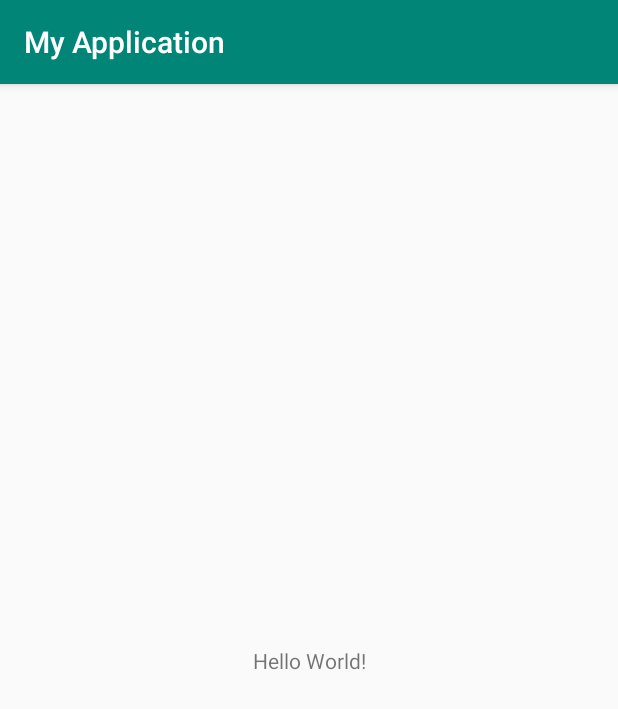
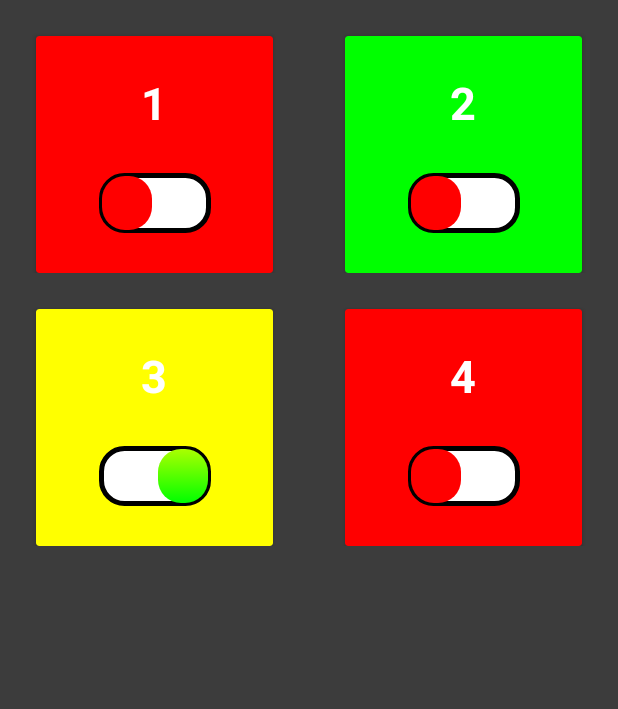
Before and after one commit to Maarten1999/LinuxDomotica, an Android app: the screen it shows after launch (MainActivity), on a phone screen of 412 x 824 dp. Shown: the top 709 px of the screen. Run offline under Robolectric (Android 15) with nearby library versions, the phone set to English and light mode, and no system bars; our stand-ins replace Volley.

Commit message:
[Added] Basic app

```diff
--- /dev/null
+++ b/App/app/src/main/java/com/mpapps/myapplication/Activities/LightRecyclerviewAdapter.java
@@ -0,0 +1,96 @@
+package com.mpapps.myapplication.Activities;
+
+import android.annotation.SuppressLint;
+import android.content.Context;
+import android.support.annotation.NonNull;
+import android.support.v7.widget.CardView;
+import android.support.v7.widget.RecyclerView;
+import android.view.LayoutInflater;
+import android.view.View;
+import android.view.ViewGroup;
+import android.widget.Switch;
+import android.widget.TextView;
+
+import com.mpapps.myapplication.Models.CardColor;
+import com.mpapps.myapplication.Models.LightModel;
+import com.mpapps.myapplication.R;
+import com.mpapps.myapplication.ViewModels.MainActivityVM;
+
+public class LightRecyclerviewAdapter extends RecyclerView.Adapter<LightRecyclerviewAdapter.ViewHolder>
+{
+    private LayoutInflater mInflater;
+    private MainActivityVM viewModel;
+    private ItemOnClickListener listener;
+
+    public LightRecyclerviewAdapter(Context ctx, MainActivityVM viewModel)
+    {
+        this.mInflater = LayoutInflater.from(ctx);
+        this.viewModel = viewModel;
+    }
+
+    @NonNull
+    @Override
+    public ViewHolder onCreateViewHolder(@NonNull ViewGroup viewGroup, int i)
+    {
+        View view = mInflater.inflate(R.layout.recyclerview_item_light, viewGroup, false);
+        return new ViewHolder(view);
+    }
+
+    @Override
+    public void onBindViewHolder(@NonNull ViewHolder viewHolder, int i)
+    {
+        LightModel lightModel = viewModel.getLights().getValue().get(i);
+        viewHolder.cardView.setCardBackgroundColor(CardColor.valueOf(lightModel.getColor().toUpperCase()).getColor());
+        viewHolder.lightName.setText(lightModel.getName());
+        viewHolder.lightSwitch.setChecked(lightModel.isState());
+    }
+
+    @Override
+    public int getItemCount()
+    {
+        return viewModel.getLights().getValue().size();
+    }
+
+    class ViewHolder extends RecyclerView.ViewHolder{
+        CardView cardView;
+        Switch lightSwitch;
+        TextView lightName;
+        private boolean isTouched = false;
+
+        @SuppressLint("ClickableViewAccessibility")
+        public ViewHolder(@NonNull View itemView)
+        {
+            super(itemView);
+            cardView = itemView.findViewById(R.id.recyclerview_item_card);
+            lightSwitch = itemView.findViewById(R.id.recyclerview_item_state);
+            lightName = itemView.findViewById(R.id.recyclerview_item_name);
+
+            lightSwitch.setOnTouchListener((v, event) ->
+            {
+                isTouched = true;
+                return false;
+            });
+            lightSwitch.setOnCheckedChangeListener((buttonView, isChecked) ->
+            {
+                if (isTouched) {
+                    isTouched = false;
+                    LightModel model = viewModel.getLights().getValue().get(getAdapterPosition());
+                    viewModel.changeLightState("", model.getId(), isChecked);
+                }
+            });
+
+            cardView.setOnClickListener(view -> {
+                listener.onItemClick();
+            });
+        }
+    }
+
+    public void setListener(ItemOnClickListener listener)
+    {
+        this.listener = listener;
+    }
+
+    interface ItemOnClickListener{
+        void onItemClick();
+    }
+}
--- a/App/app/src/main/java/com/mpapps/myapplication/Activities/MainActivity.java
+++ b/App/app/src/main/java/com/mpapps/myapplication/Activities/MainActivity.java
@@ -1,17 +1,61 @@
 package com.mpapps.myapplication.Activities;
 
+import android.arch.lifecycle.ViewModelProvider;
+import android.arch.lifecycle.ViewModelProviders;
+import android.os.Handler;
+import android.support.v4.widget.SwipeRefreshLayout;
 import android.support.v7.app.AppCompatActivity;
 import android.os.Bundle;
+import android.support.v7.widget.GridLayoutManager;
+import android.support.v7.widget.RecyclerView;
 
 import com.mpapps.myapplication.R;
+import com.mpapps.myapplication.ViewModels.MainActivityVM;
 
-public class MainActivity extends AppCompatActivity
+public class MainActivity extends AppCompatActivity implements LightRecyclerviewAdapter.ItemOnClickListener
 {
+
+    MainActivityVM viewModel;
+    RecyclerView recyclerView;
+    private SwipeRefreshLayout swipeContainer;
+    private LightRecyclerviewAdapter adapter;
 
     @Override
     protected void onCreate(Bundle savedInstanceState)
     {
         super.onCreate(savedInstanceState);
         setContentView(R.layout.activity_main);
+
+        viewModel = ViewModelProviders.of(this).get(MainActivityVM.class);
+
+        viewModel.getLights().observe(this, lightModels -> {
+            assert lightModels != null;
+
+            adapter.notifyDataSetChanged();
+            swipeContainer.setRefreshing(false);
+        });
+
+        recyclerView = findViewById(R.id.mainactivity_recyclerview);
+        adapter = new LightRecyclerviewAdapter(getApplicationContext(), viewModel);
+        adapter.setListener(this);
+        recyclerView.setLayoutManager(new GridLayoutManager(this, 2, GridLayoutManager.VERTICAL, false));
+        recyclerView.setAdapter(adapter);
+
+
+        swipeContainer = findViewById(R.id.mainactivity_swipecontainer);
+        swipeContainer.setOnRefreshListener(() ->
+        {
+            viewModel.getLights();
+
+            Handler mHandler = new Handler();
+            mHandler.postDelayed(()->
+                    swipeContainer.setRefreshing(false), 5000);
+        });
+    }
+
+    @Override
+    public void onItemClick()
+    {
+        //todo show fragment
     }
 }
--- /dev/null
+++ b/App/app/src/main/java/com/mpapps/myapplication/Models/CardColor.java
@@ -0,0 +1,23 @@
+package com.mpapps.myapplication.Models;
+
+import android.graphics.Color;
+
+public enum CardColor
+{
+    RED(Color.RED),
+    GREEN(Color.GREEN),
+    YELLOW(Color.YELLOW),
+    WHITE(Color.WHITE);
+
+    private int color;
+
+    CardColor(int c)
+    {
+        color = c;
+    }
+
+    public int getColor()
+    {
+        return color;
+    }
+}
--- a/App/app/src/main/java/com/mpapps/myapplication/LightModel.java
+++ b/App/app/src/main/java/com/mpapps/myapplication/Models/LightModel.java
@@ -1,4 +1,4 @@
-package com.mpapps.myapplication;
+package com.mpapps.myapplication.Models;
 
 public class LightModel
 {
--- /dev/null
+++ b/App/app/src/main/java/com/mpapps/myapplication/ViewModels/MainActivityVM.java
@@ -0,0 +1,82 @@
+package com.mpapps.myapplication.ViewModels;
+
+import android.app.Application;
+import android.arch.lifecycle.AndroidViewModel;
+import android.arch.lifecycle.MutableLiveData;
+import android.support.annotation.NonNull;
+
+import com.mpapps.myapplication.Models.LightModel;
+import com.mpapps.myapplication.Volley.VolleyListener;
+import com.mpapps.myapplication.Volley.VolleyService;
+
+import java.util.ArrayList;
+import java.util.List;
+
+public class MainActivityVM extends AndroidViewModel implements VolleyListener
+{
+    private MutableLiveData<List<LightModel>> lights;
+    private VolleyService volleyService;
+
+    public MainActivityVM(@NonNull Application application)
+    {
+        super(application);
+
+        lights = new MutableLiveData<>();
+        List<LightModel> lightModels = new ArrayList<>();
+        lightModels.add(new LightModel(1, "1", "RED", false));
+        lightModels.add(new LightModel(2, "2", "GREEN", false));
+        lightModels.add(new LightModel(3, "3", "YELLOW", true));
+        lightModels.add(new LightModel(4, "4", "RED", false));
+        lights.postValue(lightModels);
+        volleyService = VolleyService.getInstance(application, this);
+    }
+
+    //region Volley request methods
+    public void refreshLights(String ip){
+        String url = "http:// + " + ip + "/lights";
+        volleyService.getLightsRequest(url);
+    }
+
+    public void changeLightState(String ip, int lightId, boolean state){
+        String url = "http:// + " + ip + "/lights/" + lightId + "/on=" + state;
+        volleyService.changeLight(url);
+    }
+
+    public void changeLightName(String ip, int lightId, String name){
+        String url = "http:// + " + ip + "/lights/" + lightId + "/name=" + name;
+        volleyService.changeLight(url);
+    }
+    //endregion
+
+    //region Volley Response methods
+    @Override
+    public void getLightsReceived(List<LightModel> lights)
+    {
+        this.lights.postValue(lights);
+    }
+
+    @Override
+    public void getLightsError()
+    {
+        //TODO handle error
+    }
+
+    @Override
+    public void changeLightSuccess()
+    {
+        //TODO handle error
+    }
+
+    @Override
+    public void changeLightError()
+    {
+        //TODO handle error
+    }
+    //endregion
+
+
+    public MutableLiveData<List<LightModel>> getLights()
+    {
+        return lights;
+    }
+}
--- a/App/app/src/main/java/com/mpapps/myapplication/Volley/VolleyListener.java
+++ b/App/app/src/main/java/com/mpapps/myapplication/Volley/VolleyListener.java
@@ -1,14 +1,13 @@
 package com.mpapps.myapplication.Volley;
 
-import com.mpapps.myapplication.LightModel;
+import com.mpapps.myapplication.Models.LightModel;
 
 import java.util.List;
 
-interface VolleyListener
+public interface VolleyListener
 {
     void getLightsReceived(List<LightModel> lights);
     void getLightsError();
-    void changeLightState(boolean state);
-    void changeLightName(String name);
+    void changeLightSuccess();
     void changeLightError();
 }
--- a/App/app/src/main/java/com/mpapps/myapplication/Volley/VolleyService.java
+++ b/App/app/src/main/java/com/mpapps/myapplication/Volley/VolleyService.java
@@ -5,11 +5,13 @@ import android.content.Context;
 import com.android.volley.Request;
 import com.android.volley.RequestQueue;
 import com.android.volley.toolbox.JsonArrayRequest;
+import com.android.volley.toolbox.JsonObjectRequest;
 import com.android.volley.toolbox.Volley;
-import com.mpapps.myapplication.LightModel;
+import com.mpapps.myapplication.Models.LightModel;
 
 import org.json.JSONArray;
 import org.json.JSONException;
+import org.json.JSONObject;
 
 import java.util.ArrayList;
 import java.util.List;
@@ -25,7 +27,7 @@ public class VolleyService
         this.listener = listener;
     }
 
-    public static VolleyService getsInstance(Context ctx, VolleyListener volleyListener){
+    public static VolleyService getInstance(Context ctx, VolleyListener volleyListener){
         if(sInstance == null){
             sInstance = new VolleyService(ctx, volleyListener);
         }
@@ -43,6 +45,18 @@ public class VolleyService
                     listener.getLightsError();
                 }
         );
+
+        requestQueue.add(request);
+    }
+
+    public void changeLight(String url){
+        JsonObjectRequest request = new JsonObjectRequest(
+                Request.Method.PUT, url, null,
+                response -> listener.changeLightSuccess(),
+                error -> listener.changeLightError()
+        );
+
+        requestQueue.add(request);
     }
 
     private static List<LightModel> parseJsonArray(JSONArray response){
@@ -50,8 +64,14 @@ public class VolleyService
 
         try{
             for (int i = 0; i < response.length(); i++) {
-                int id = response.getJSONObject(i).getInt("id");
+                JSONObject lightJson = response.getJSONObject(i);
+                int id = lightJson.getInt("id");
+                String name = lightJson.getString("name");
+                String color = lightJson.getString("color");
+                boolean state = lightJson.getBoolean("on");
 
+                LightModel lightModel = new LightModel(id, name, color, state);
+                lightModels.add(lightModel);
             }
         } catch (JSONException e) {
             e.printStackTrace();
--- /dev/null
+++ b/App/app/src/main/res/drawable/custom_switch_thumb.xml
@@ -0,0 +1,43 @@
+<?xml version="1.0" encoding="utf-8"?>
+<selector xmlns:android="http://schemas.android.com/apk/res/android">
+    <item android:state_checked="true">
+    <shape
+        android:shape="rectangle"
+        android:visible="true"
+        android:dither="true"
+        android:useLevel="false">
+    <gradient
+        android:startColor="#ffAAFF00"
+        android:endColor="#ff00FF00"
+        android:angle="270"/>
+    <corners
+        android:radius="15dp"/>
+    <size
+        android:width="37dp"
+        android:height="37dp" />
+    <stroke
+        android:width="4dp"
+        android:color="#0000ffff"/>
+</shape>
+    </item>
+<item android:state_checked="false">
+    <shape
+        android:shape="rectangle"
+        android:visible="true"
+        android:dither="true"
+        android:useLevel="false">
+            <gradient
+                android:startColor="#ff0000"
+                android:endColor="#ff0000"
+                android:angle="270"/>
+            <corners
+                android:radius="15dp"/>
+            <size
+                android:width="37dp"
+                android:height="37dp" />
+            <stroke
+                android:width="4dp"
+                android:color="#0000ffff"/>
+    </shape>
+</item>
+</selector>
--- /dev/null
+++ b/App/app/src/main/res/drawable/custom_switch_track.xml
@@ -0,0 +1,19 @@
+<?xml version="1.0" encoding="utf-8"?>
+<shape xmlns:android="http://schemas.android.com/apk/res/android"
+    android:shape="rectangle"
+    android:visible="true"
+    android:dither="true"
+    android:useLevel="false">
+    <solid android:color="@android:color/white"/>
+        <!--<gradient-->
+        <!--android:startColor= "#27170432"-->
+            <!--android:endColor="#27170432"-->
+            <!--android:angle="270"/>-->
+        <corners
+        android:radius="15dp"/>
+        <stroke android:color="@android:color/black"
+            android:width="3dp"/>
+        <size
+        android:width="80dp"
+            android:height="40dp" />
+</shape>
--- a/App/app/src/main/res/layout/activity_main.xml
+++ b/App/app/src/main/res/layout/activity_main.xml
@@ -4,15 +4,21 @@
     xmlns:tools="http://schemas.android.com/tools"
     android:layout_width="match_parent"
     android:layout_height="match_parent"
-    tools:context=".Activities.MainActivity">
+    tools:context=".Activities.MainActivity"
+    android:background="@color/colorPrimary">
 
-    <TextView
-        android:layout_width="wrap_content"
-        android:layout_height="wrap_content"
-        android:text="Hello World!"
-        app:layout_constraintBottom_toBottomOf="parent"
-        app:layout_constraintLeft_toLeftOf="parent"
-        app:layout_constraintRight_toRightOf="parent"
-        app:layout_constraintTop_toTopOf="parent" />
+    <android.support.v4.widget.SwipeRefreshLayout
+        android:id="@+id/mainactivity_swipecontainer"
+        android:layout_width="match_parent"
+        android:layout_height="match_parent">
 
+        <android.support.v7.widget.RecyclerView
+            android:id="@+id/mainactivity_recyclerview"
+            android:layout_width="0dp"
+            android:layout_height="0dp"
+            app:layout_constraintBottom_toBottomOf="parent"
+            app:layout_constraintEnd_toEndOf="parent"
+            app:layout_constraintStart_toStartOf="parent"
+            app:layout_constraintTop_toTopOf="parent" />
+    </android.support.v4.widget.SwipeRefreshLayout>
 </android.support.constraint.ConstraintLayout>
--- /dev/null
+++ b/App/app/src/main/res/layout/recyclerview_item_light.xml
@@ -0,0 +1,58 @@
+<?xml version="1.0" encoding="utf-8"?>
+<android.support.constraint.ConstraintLayout xmlns:android="http://schemas.android.com/apk/res/android"
+    xmlns:tools="http://schemas.android.com/tools"
+    android:layout_width="match_parent"
+    android:layout_height="wrap_content"
+    xmlns:app="http://schemas.android.com/apk/res-auto">
+
+    <android.support.v7.widget.CardView
+        android:id="@+id/recyclerview_item_card"
+        android:layout_width="0dp"
+        android:layout_height="0dp"
+        android:layout_marginStart="24dp"
+        android:layout_marginTop="24dp"
+        android:layout_marginEnd="24dp"
+        app:cardBackgroundColor="@android:color/holo_green_dark"
+        app:layout_constraintDimensionRatio="1:1"
+        app:layout_constraintEnd_toEndOf="parent"
+        app:layout_constraintStart_toStartOf="parent"
+        app:layout_constraintTop_toTopOf="parent">
+
+        <android.support.constraint.ConstraintLayout
+            android:layout_width="match_parent"
+            android:layout_height="match_parent">
+
+            <TextView
+                android:id="@+id/recyclerview_item_name"
+                android:layout_width="0dp"
+                android:layout_height="wrap_content"
+                android:layout_marginStart="16dp"
+                android:layout_marginTop="24dp"
+                android:layout_marginEnd="16dp"
+                android:textAlignment="center"
+                android:textColor="@android:color/white"
+                android:textSize="30sp"
+                android:textStyle="bold"
+                app:layout_constraintEnd_toEndOf="parent"
+                app:layout_constraintHorizontal_bias="0.502"
+                app:layout_constraintStart_toStartOf="parent"
+                app:layout_constraintTop_toTopOf="parent" />
+
+            <Switch
+                android:id="@+id/recyclerview_item_state"
+                android:layout_width="wrap_content"
+                android:layout_height="wrap_content"
+                android:checked="false"
+                android:textOn="ON"
+                android:textOff="OFF"
+                android:thumb="@drawable/custom_switch_thumb"
+                android:track="@drawable/custom_switch_track"
+                app:layout_constraintBottom_toBottomOf="parent"
+                app:layout_constraintEnd_toEndOf="parent"
+                app:layout_constraintHorizontal_bias="0.5"
+                app:layout_constraintStart_toStartOf="parent"
+                app:layout_constraintTop_toBottomOf="@+id/recyclerview_item_name" />
+
+        </android.support.constraint.ConstraintLayout>
+    </android.support.v7.widget.CardView>
+</android.support.constraint.ConstraintLayout>
--- a/App/app/src/main/res/values/colors.xml
+++ b/App/app/src/main/res/values/colors.xml
@@ -1,6 +1,7 @@
 <?xml version="1.0" encoding="utf-8"?>
 <resources>
-    <color name="colorPrimary">#008577</color>
-    <color name="colorPrimaryDark">#00574B</color>
-    <color name="colorAccent">#D81B60</color>
+    <color name="colorPrimary">#3c3c3c</color>
+    <color name="colorPrimaryDark">#232323</color>
+    <color name="colorAccent">#d81b60</color>
+    <color name="colorBasic">#2f2f2f</color>
 </resources>
--- a/App/app/src/main/res/values/styles.xml
+++ b/App/app/src/main/res/values/styles.xml
@@ -1,7 +1,7 @@
 <resources>
 
     <!-- Base application theme. -->
-    <style name="AppTheme" parent="Theme.AppCompat.Light.DarkActionBar">
+    <style name="AppTheme" parent="Theme.AppCompat.Light.NoActionBar">
         <!-- Customize your theme here. -->
         <item name="colorPrimary">@color/colorPrimary</item>
         <item name="colorPrimaryDark">@color/colorPrimaryDark</item>
```
Also changed, not shown: App/app/build.gradle (+8 -0 lines).
